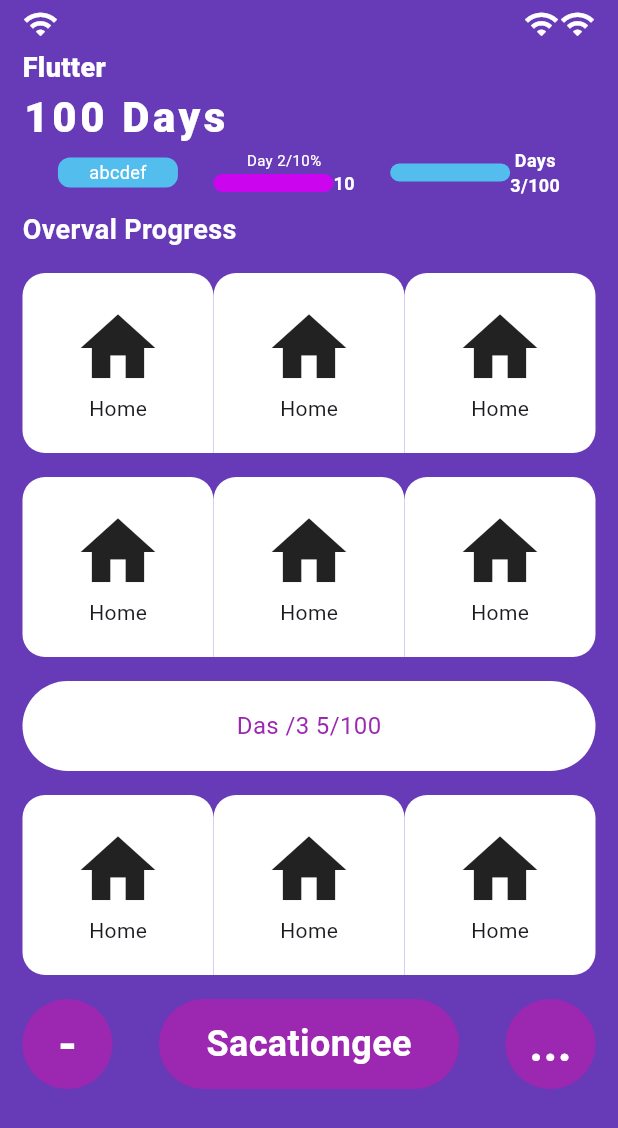
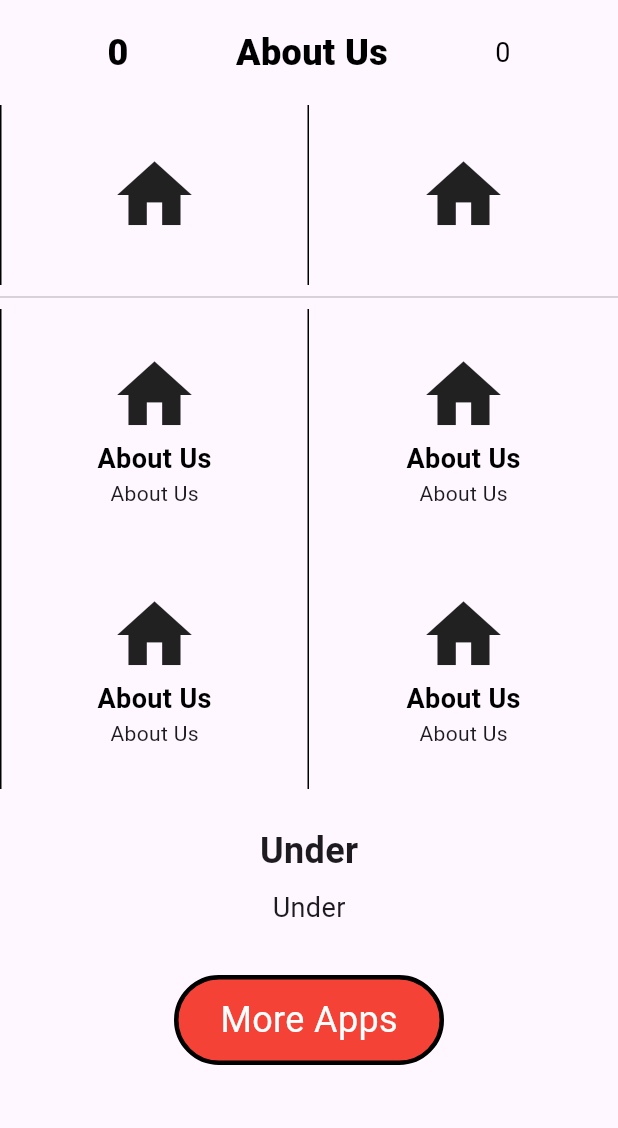
Before and after one commit to aftab998/course_ui, a Flutter app: the screen it shows after launch, on a phone screen of 412 x 824 dp. Shown: the top 1128 px of the screen. Run offline on Flutter 3.47's test engine with Material 3 defaults, Android fonts, the phone set to English and light mode, and no system bars.

Commit message:
update commit

```diff
--- a/lib/main.dart
+++ b/lib/main.dart
@@ -1,4 +1,5 @@
 import 'package:course_ui/screens/home.dart';
+import 'package:course_ui/screens/screenTwo.dart';
 import 'package:flutter/material.dart';
 
 void main() {
@@ -18,7 +19,7 @@ class MyApp extends StatelessWidget {
         colorScheme: ColorScheme.fromSeed(seedColor: Colors.deepPurple),
         useMaterial3: true,
       ),
-      home: home(),
+      home: screenTwo(),
     );
   }
 }
--- /dev/null
+++ b/lib/screens/screenTwo.dart
@@ -0,0 +1,219 @@
+import 'package:flutter/material.dart';
+
+class screenTwo extends StatelessWidget {
+  const screenTwo({super.key});
+
+  @override
+  Widget build(BuildContext context) {
+    return SafeArea(
+      child: Scaffold(
+        body: Column(
+          children: [
+            Padding(
+              padding: const EdgeInsets.symmetric(vertical: 18.0),
+              child: Row(
+                mainAxisAlignment: MainAxisAlignment.spaceEvenly,
+                children: [
+                  Text(
+                    "0",
+                    style: TextStyle(
+                        color: Colors.black,
+                        fontSize: 24,
+                        fontWeight: FontWeight.w900),
+                  ),
+                  Text(
+                    "About Us",
+                    style: TextStyle(
+                        color: Colors.black,
+                        fontSize: 24,
+                        fontWeight: FontWeight.w900),
+                  ),
+                  Text(
+                    "0",
+                    style: TextStyle(color: Colors.black, fontSize: 18),
+                  )
+                ],
+              ),
+            ),
+            Row(
+              children: [
+                Expanded(
+                    child: Container(
+                  height: 120,
+                  decoration: BoxDecoration(
+                    border: Border.symmetric(
+                      vertical: BorderSide(),
+                    ),
+                  ),
+                  child: Icon(
+                    Icons.home,
+                    size: 60,
+                  ),
+                )),
+                Expanded(
+                    child: Container(
+                  height: 120,
+                  decoration: BoxDecoration(),
+                  child: Icon(
+                    Icons.home,
+                    size: 60,
+                  ),
+                )),
+              ],
+            ),
+            Divider(),
+            Row(
+              children: [
+                Expanded(
+                    child: Container(
+                  height: 160,
+                  decoration: BoxDecoration(
+                    border: Border.symmetric(
+                      vertical: BorderSide(),
+                    ),
+                  ),
+                  child: Column(
+                    mainAxisAlignment: MainAxisAlignment.center,
+                    children: [
+                      Icon(
+                        Icons.home,
+                        size: 60,
+                      ),
+                      Text(
+                        "About Us",
+                        style: TextStyle(
+                            fontSize: 18,
+                            fontWeight: FontWeight.bold,
+                            color: Colors.black),
+                      ),
+                      Text(
+                        "About Us",
+                        style: TextStyle(fontSize: 14),
+                      )
+                    ],
+                  ),
+                )),
+                Expanded(
+                    child: Container(
+                  height: 160,
+                  decoration: BoxDecoration(),
+                  child: Column(
+                    mainAxisAlignment: MainAxisAlignment.center,
+                    children: [
+                      Icon(
+                        Icons.home,
+                        size: 60,
+                      ),
+                      Text(
+                        "About Us",
+                        style: TextStyle(
+                            fontSize: 18,
+                            fontWeight: FontWeight.bold,
+                            color: Colors.black),
+                      ),
+                      Text(
+                        "About Us",
+                        style: TextStyle(fontSize: 14),
+                      )
+                    ],
+                  ),
+                )),
+              ],
+            ),
+            Row(
+              children: [
+                Expanded(
+                    child: Container(
+                  height: 160,
+                  decoration: BoxDecoration(
+                    border: Border.symmetric(
+                      vertical: BorderSide(),
+                    ),
+                  ),
+                  child: Column(
+                    mainAxisAlignment: MainAxisAlignment.center,
+                    children: [
+                      Icon(
+                        Icons.home,
+                        size: 60,
+                      ),
+                      Text(
+                        "About Us",
+                        style: TextStyle(
+                            fontSize: 18,
+                            fontWeight: FontWeight.bold,
+                            color: Colors.black),
+                      ),
+                      Text(
+                        "About Us",
+                        style: TextStyle(fontSize: 14),
+                      )
+                    ],
+                  ),
+                )),
+                Expanded(
+                    child: Container(
+                  height: 160,
+                  decoration: BoxDecoration(),
+                  child: Column(
+                    mainAxisAlignment: MainAxisAlignment.center,
+                    children: [
+                      Icon(
+                        Icons.home,
+                        size: 60,
+                      ),
+                      Text(
+                        "About Us",
+                        style: TextStyle(
+                            fontSize: 18,
+                            fontWeight: FontWeight.bold,
+                            color: Colors.black),
+                      ),
+                      Text(
+                        "About Us",
+                        style: TextStyle(fontSize: 14),
+                      )
+                    ],
+                  ),
+                )),
+              ],
+            ),
+            Padding(
+              padding: const EdgeInsets.symmetric(vertical: 24.0),
+              child: Column(
+                children: [
+                  Text(
+                    "Under",
+                    style: TextStyle(fontWeight: FontWeight.bold, fontSize: 24),
+                  ),
+                  Padding(
+                    padding: const EdgeInsets.symmetric(vertical: 8.0),
+                    child: Text(
+                      "Under",
+                      style: TextStyle(fontSize: 18),
+                    ),
+                  ),
+                ],
+              ),
+            ),
+            Container(
+              width: 180,
+              height: 60,
+              decoration: BoxDecoration(
+                borderRadius: BorderRadius.circular(30),
+                border: Border.all(width: 3.0),
+                color: Colors.red,
+              ),
+              child: Center(
+                child: Text(
+                  "More Apps",
+                  style: TextStyle(color: Colors.white, fontSize: 24),
+                ),
+              ),
+            ),
+          ],
+        ),
+      ),
+    );
+  }
+}
```
